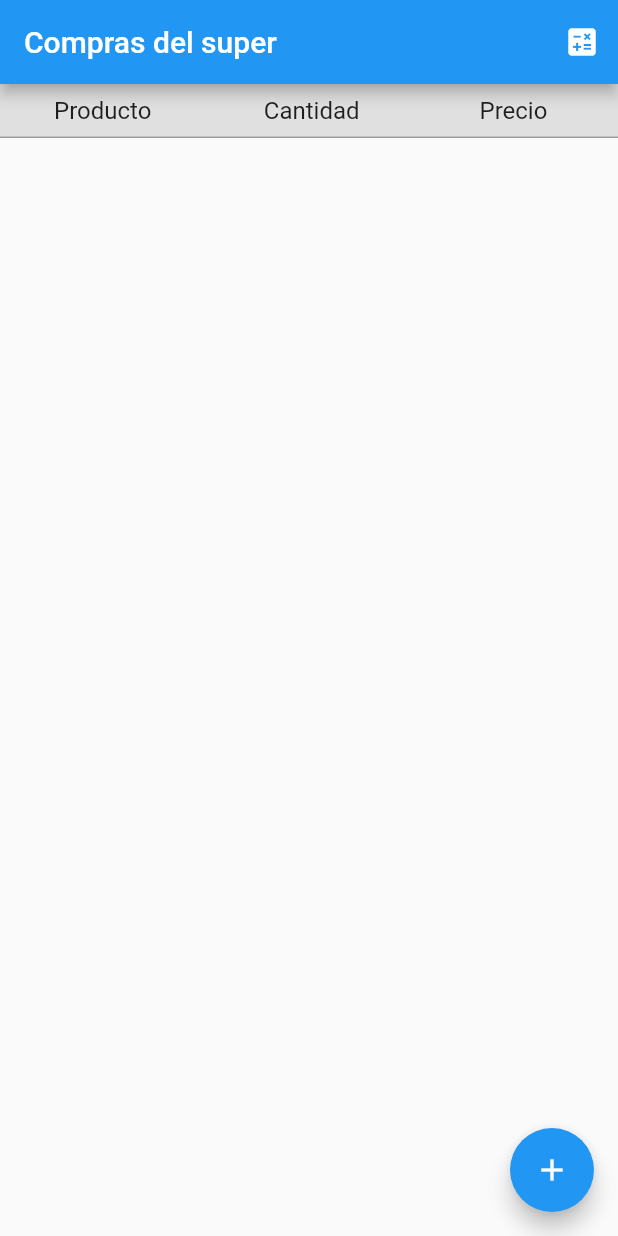
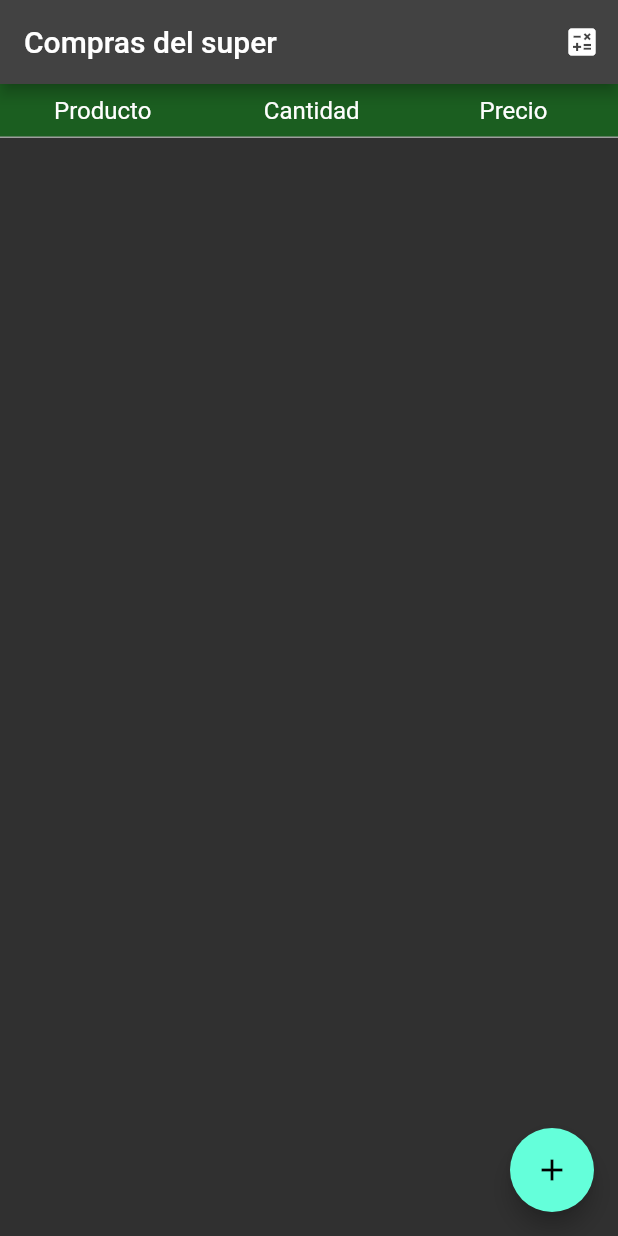
Before and after one commit to AxelTroncosoGomez/shopping_register, a Flutter app: the screen it shows after launch, on a phone screen of 412 x 824 dp. Run offline on Flutter 3.47's test engine with Material 2 defaults, Android fonts, the phone set to English and light mode, and no system bars.

Commit message:
minimal change on color

```diff
--- a/lib/main.dart
+++ b/lib/main.dart
@@ -28,7 +28,13 @@ class _ShoppingCartState extends State<ShoppingCart> {
 
   @override
   Widget build(BuildContext context) {
-    return Scaffold(
+    return Theme(
+        data: ThemeData(
+          brightness: Brightness.dark,
+          primaryColor: Colors.pink[800],
+          hintColor: Colors.greenAccent[400],
+        ),
+        child: Scaffold(
           appBar: AppBar(
             title: const Text('Compras del super'),
             actions: <Widget>[
@@ -59,6 +65,7 @@ class _ShoppingCartState extends State<ShoppingCart> {
             },
             child: const Icon(Icons.add),
           ),
+        )
     );
   }
 
@@ -69,7 +76,7 @@ class _ShoppingCartState extends State<ShoppingCart> {
           vertical: 8
       ),
       decoration: BoxDecoration(
-        color: Colors.grey[300],
+        color: Colors.green[900],
         border: const Border(
             bottom: BorderSide(
                 color: Colors.grey
```
Lines whose indentation alone changed are shown as unchanged.
